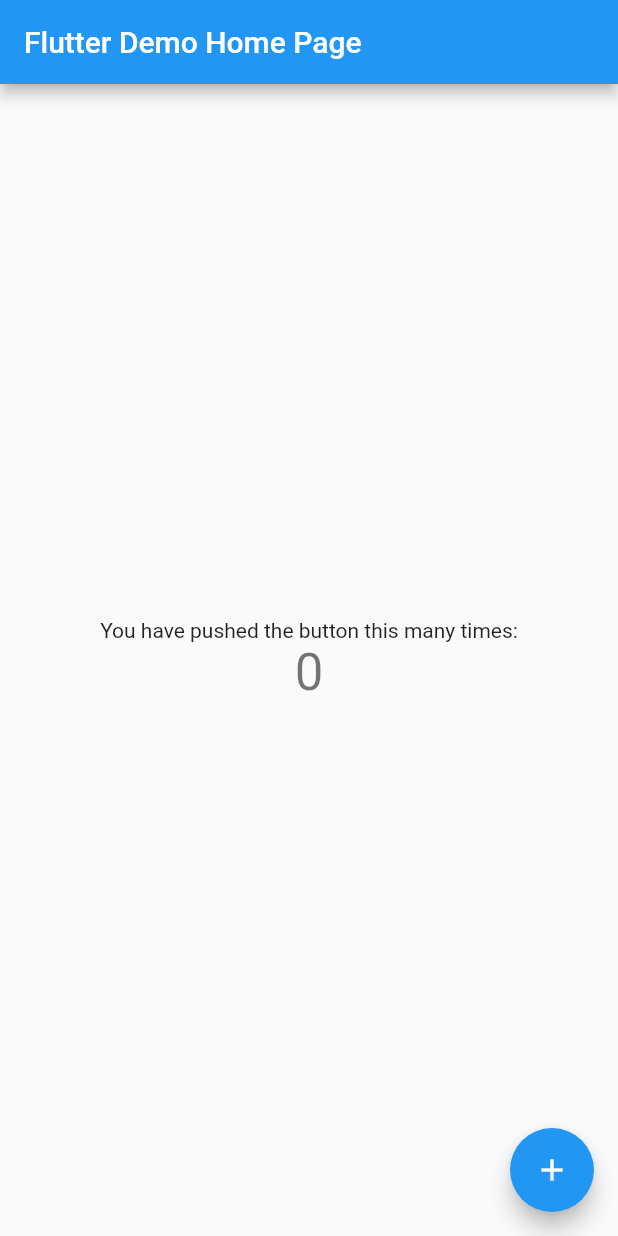
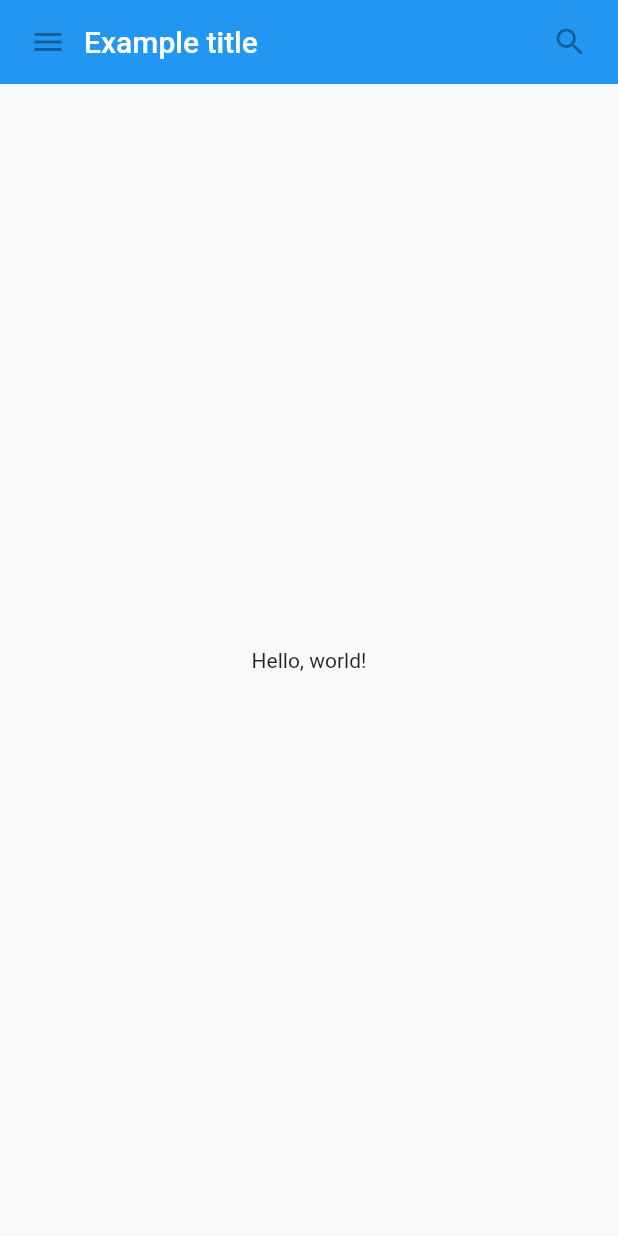
Before and after one commit to sullay/flutterDemo, a Flutter app: the screen it shows after launch, on a phone screen of 412 x 824 dp. Run offline on Flutter 3.47's test engine with Material 2 defaults, Android fonts, the phone set to English and light mode, and no system bars.

```diff
--- a/demo01/lib/main.dart
+++ b/demo01/lib/main.dart
@@ -1,111 +1,72 @@
 import 'package:flutter/material.dart';
 
-void main() => runApp(MyApp());
+class MyAppBar extends StatelessWidget {
+  MyAppBar({this.title});
 
-class MyApp extends StatelessWidget {
-  // This widget is the root of your application.
+  // Widget子类中的字段往往都会定义为"final"
+
+  final Widget title;
+
   @override
   Widget build(BuildContext context) {
-    return MaterialApp(
-      title: 'Flutter Demo',
-      theme: ThemeData(
-        // This is the theme of your application.
-        //
-        // Try running your application with "flutter run". You'll see the
-        // application has a blue toolbar. Then, without quitting the app, try
-        // changing the primarySwatch below to Colors.green and then invoke
-        // "hot reload" (press "r" in the console where you ran "flutter run",
-        // or simply save your changes to "hot reload" in a Flutter IDE).
-        // Notice that the counter didn't reset back to zero; the application
-        // is not restarted.
-        primarySwatch: Colors.blue,
+    return new Container(
+      height: 56.0, // 单位是逻辑上的像素（并非真实的像素，类似于浏览器中的像素）
+      padding: const EdgeInsets.symmetric(horizontal: 8.0),
+      decoration: new BoxDecoration(color: Colors.blue[500]),
+      // Row 是水平方向的线性布局（linear layout）
+      child: new Row(
+        //列表项的类型是 <Widget>
+        children: <Widget>[
+          new IconButton(
+            icon: new Icon(Icons.menu),
+            tooltip: 'Navigation menu',
+            onPressed: null, // null 会禁用 button
+          ),
+          // Expanded expands its child to fill the available space.
+          new Expanded(
+            child: title,
+          ),
+          new IconButton(
+            icon: new Icon(Icons.search),
+            tooltip: 'Search',
+            onPressed: null,
+          ),
+        ],
       ),
-      home: MyHomePage(title: 'Flutter Demo Home Page'),
     );
   }
 }
 
-class MyHomePage extends StatefulWidget {
-  MyHomePage({Key key, this.title}) : super(key: key);
-
-  // This widget is the home page of your application. It is stateful, meaning
-  // that it has a State object (defined below) that contains fields that affect
-  // how it looks.
-
-  // This class is the configuration for the state. It holds the values (in this
-  // case the title) provided by the parent (in this case the App widget) and
-  // used by the build method of the State. Fields in a Widget subclass are
-  // always marked "final".
-
-  final String title;
-
-  @override
-  _MyHomePageState createState() => _MyHomePageState();
-}
-
-class _MyHomePageState extends State<MyHomePage> {
-  int _counter = 0;
-
-  void _incrementCounter() {
-    setState(() {
-      // This call to setState tells the Flutter framework that something has
-      // changed in this State, which causes it to rerun the build method below
-      // so that the display can reflect the updated values. If we changed
-      // _counter without calling setState(), then the build method would not be
-      // called again, and so nothing would appear to happen.
-      _counter++;
-    });
-  }
-
+class MyScaffold extends StatelessWidget {
   @override
   Widget build(BuildContext context) {
-    // This method is rerun every time setState is called, for instance as done
-    // by the _incrementCounter method above.
-    //
-    // The Flutter framework has been optimized to make rerunning build methods
-    // fast, so that you can just rebuild anything that needs updating rather
-    // than having to individually change instances of widgets.
-    return Scaffold(
-      appBar: AppBar(
-        // Here we take the value from the MyHomePage object that was created by
-        // the App.build method, and use it to set our appbar title.
-        title: Text(widget.title),
-      ),
-      body: Center(
-        // Center is a layout widget. It takes a single child and positions it
-        // in the middle of the parent.
-        child: Column(
-          // Column is also a layout widget. It takes a list of children and
-          // arranges them vertically. By default, it sizes itself to fit its
-          // children horizontally, and tries to be as tall as its parent.
-          //
-          // Invoke "debug painting" (press "p" in the console, choose the
-          // "Toggle Debug Paint" action from the Flutter Inspector in Android
-          // Studio, or the "Toggle Debug Paint" command in Visual Studio Code)
-          // to see the wireframe for each widget.
-          //
-          // Column has various properties to control how it sizes itself and
-          // how it positions its children. Here we use mainAxisAlignment to
-          // center the children vertically; the main axis here is the vertical
-          // axis because Columns are vertical (the cross axis would be
-          // horizontal).
-          mainAxisAlignment: MainAxisAlignment.center,
+    // Material 是UI呈现的“一张纸”
+    return new Material(
+      // Column is 垂直方向的线性布局.
+      child: new SafeArea(
+        child: new Column(
           children: <Widget>[
-            Text(
-              'You have pushed the button this many times:',
+            new MyAppBar(
+              title: new Text(
+                'Example title',
+                style: Theme.of(context).primaryTextTheme.title,
+              ),
             ),
-            Text(
-              '$_counter',
-              style: Theme.of(context).textTheme.display1,
+            new Expanded(
+              child: new Center(
+                child: new Text('Hello, world!'),
+              ),
             ),
           ],
         ),
       ),
-      floatingActionButton: FloatingActionButton(
-        onPressed: _incrementCounter,
-        tooltip: 'Increment',
-        child: Icon(Icons.add),
-      ), // This trailing comma makes auto-formatting nicer for build methods.
     );
   }
 }
+
+void main() {
+  runApp(new MaterialApp(
+    title: 'My app', // used by the OS task switcher
+    home: new MyScaffold(),
+  ));
+}
```
